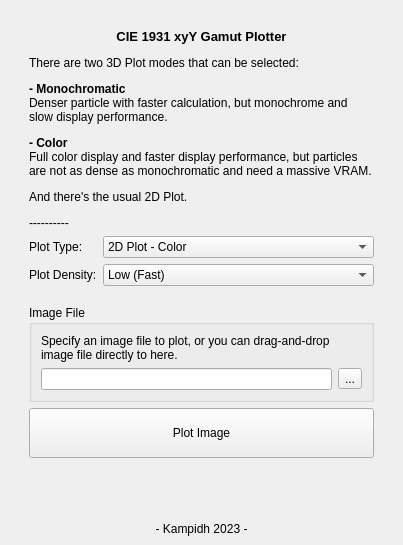
Above: mainwindow.ui from kampidh/Color-Gamut-Plotter-QtVer before the change. Below: the same form after it.
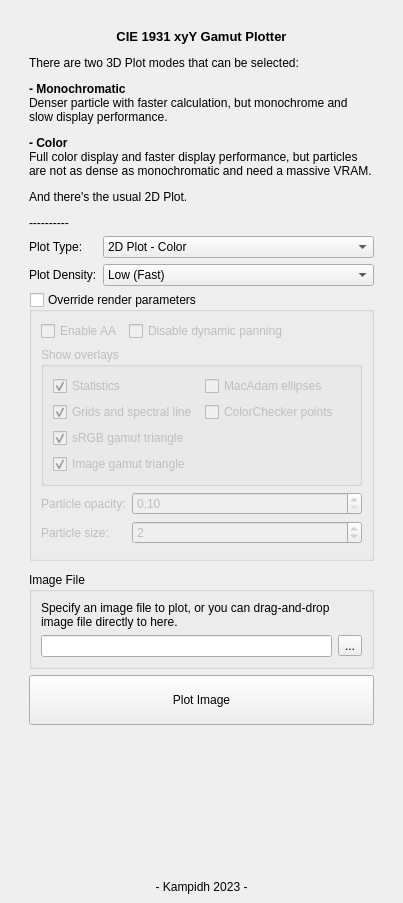
That is the form after the change.

Commit message: Add some options to override settings on plot begin

```diff
--- a/mainwindow.ui
+++ b/mainwindow.ui
@@ -7,11 +7,11 @@
     <x>0</x>
     <y>0</y>
     <width>403</width>
-    <height>545</height>
+    <height>903</height>
    </rect>
   </property>
   <property name="sizePolicy">
-   <sizepolicy hsizetype="MinimumExpanding" vsizetype="MinimumExpanding">
+   <sizepolicy hsizetype="Preferred" vsizetype="Preferred">
     <horstretch>0</horstretch>
     <verstretch>0</verstretch>
    </sizepolicy>
@@ -24,15 +24,15 @@
   </property>
   <property name="maximumSize">
    <size>
-    <width>403</width>
-    <height>545</height>
+    <width>600</width>
+    <height>16777215</height>
    </size>
   </property>
   <property name="windowTitle">
    <string>Qt CIE1931 Gamut Plotter</string>
   </property>
   <widget class="QWidget" name="centralwidget">
-   <layout class="QVBoxLayout" name="verticalLayout_3">
+   <layout class="QVBoxLayout" name="verticalLayout_4">
     <item>
      <layout class="QVBoxLayout" name="verticalLayout">
       <property name="spacing">
@@ -128,6 +128,184 @@
         </item>
        </layout>
       </item>
+      <item>
+       <widget class="QGroupBox" name="override2dChk">
+        <property name="title">
+         <string>Override render parameters</string>
+        </property>
+        <property name="checkable">
+         <bool>true</bool>
+        </property>
+        <property name="checked">
+         <bool>false</bool>
+        </property>
+        <layout class="QVBoxLayout" name="verticalLayout_3">
+         <item>
+          <layout class="QHBoxLayout" name="horizontalLayout_2">
+           <item>
+            <widget class="QCheckBox" name="enableAAChk">
+             <property name="text">
+              <string>Enable AA</string>
+             </property>
+            </widget>
+           </item>
+           <item>
+            <widget class="QCheckBox" name="disableDynamicPanChk">
+             <property name="text">
+              <string>Disable dynamic panning</string>
+             </property>
+            </widget>
+           </item>
+           <item>
+            <spacer name="horizontalSpacer">
+             <property name="orientation">
+              <enum>Qt::Horizontal</enum>
+             </property>
+             <property name="sizeHint" stdset="0">
+              <size>
+               <width>40</width>
+               <height>20</height>
+              </size>
+             </property>
+            </spacer>
+           </item>
+          </layout>
+         </item>
+         <item>
+          <widget class="QGroupBox" name="groupBox_2">
+           <property name="sizePolicy">
+            <sizepolicy hsizetype="Preferred" vsizetype="Preferred">
+             <horstretch>0</horstretch>
+             <verstretch>0</verstretch>
+            </sizepolicy>
+           </property>
+           <property name="title">
+            <string>Show overlays</string>
+           </property>
+           <layout class="QGridLayout" name="gridLayout">
+            <item row="0" column="0">
+             <widget class="QCheckBox" name="showStatChk">
+              <property name="text">
+               <string>Statistics</string>
+              </property>
+              <property name="checked">
+               <bool>true</bool>
+              </property>
+             </widget>
+            </item>
+            <item row="0" column="1">
+             <widget class="QCheckBox" name="showMacAdamECHk">
+              <property name="toolTip">
+               <string>Draw in both normal, and 10x size as depicted in MacAdam's paper.</string>
+              </property>
+              <property name="text">
+               <string>MacAdam ellipses</string>
+              </property>
+             </widget>
+            </item>
+            <item row="1" column="0">
+             <widget class="QCheckBox" name="showGridsChk">
+              <property name="text">
+               <string>Grids and spectral line</string>
+              </property>
+              <property name="checked">
+               <bool>true</bool>
+              </property>
+             </widget>
+            </item>
+            <item row="1" column="1">
+             <widget class="QCheckBox" name="showColorCheckChk">
+              <property name="toolTip">
+               <string>Draw ColorChecker points that's adapted to image's white point.</string>
+              </property>
+              <property name="text">
+               <string>ColorChecker points</string>
+              </property>
+             </widget>
+            </item>
+            <item row="2" column="0">
+             <widget class="QCheckBox" name="showsRGBChk">
+              <property name="text">
+               <string>sRGB gamut triangle</string>
+              </property>
+              <property name="checked">
+               <bool>true</bool>
+              </property>
+             </widget>
+            </item>
+            <item row="3" column="0">
+             <widget class="QCheckBox" name="showImgGamutChk">
+              <property name="text">
+               <string>Image gamut triangle</string>
+              </property>
+              <property name="checked">
+               <bool>true</bool>
+              </property>
+             </widget>
+            </item>
+           </layout>
+          </widget>
+         </item>
+         <item>
+          <layout class="QFormLayout" name="formLayout_2">
+           <item row="0" column="0">
+            <widget class="QLabel" name="label_6">
+             <property name="text">
+              <string>Particle opacity:</string>
+             </property>
+            </widget>
+           </item>
+           <item row="0" column="1">
+            <widget class="QDoubleSpinBox" name="particleAlphaSpn">
+             <property name="minimum">
+              <double>0.100000000000000</double>
+             </property>
+             <property name="maximum">
+              <double>1.000000000000000</double>
+             </property>
+             <property name="singleStep">
+              <double>0.100000000000000</double>
+             </property>
+            </widget>
+           </item>
+           <item row="1" column="0">
+            <widget class="QLabel" name="label_7">
+             <property name="text">
+              <string>Particle size:</string>
+             </property>
+            </widget>
+           </item>
+           <item row="1" column="1">
+            <widget class="QSpinBox" name="particleSizeSpn">
+             <property name="minimum">
+              <number>1</number>
+             </property>
+             <property name="maximum">
+              <number>10</number>
+             </property>
+             <property name="value">
+              <number>2</number>
+             </property>
+            </widget>
+           </item>
+          </layout>
+         </item>
+         <item>
+          <spacer name="verticalSpacer_3">
+           <property name="orientation">
+            <enum>Qt::Vertical</enum>
+           </property>
+           <property name="sizeHint" stdset="0">
+            <size>
+             <width>20</width>
+             <height>5</height>
+            </size>
+           </property>
+          </spacer>
+         </item>
+        </layout>
+       </widget>
+      </item>
       <item>
        <spacer name="verticalSpacer_2">
         <property name="orientation">
@@ -136,7 +314,7 @@
         <property name="sizeHint" stdset="0">
          <size>
           <width>20</width>
-          <height>13</height>
+          <height>5</height>
          </size>
         </property>
        </spacer>
@@ -203,7 +381,7 @@
       <property name="sizeHint" stdset="0">
        <size>
         <width>20</width>
-        <height>10</height>
+        <height>5</height>
        </size>
       </property>
      </spacer>
```
The commit also changes 7 other files.
